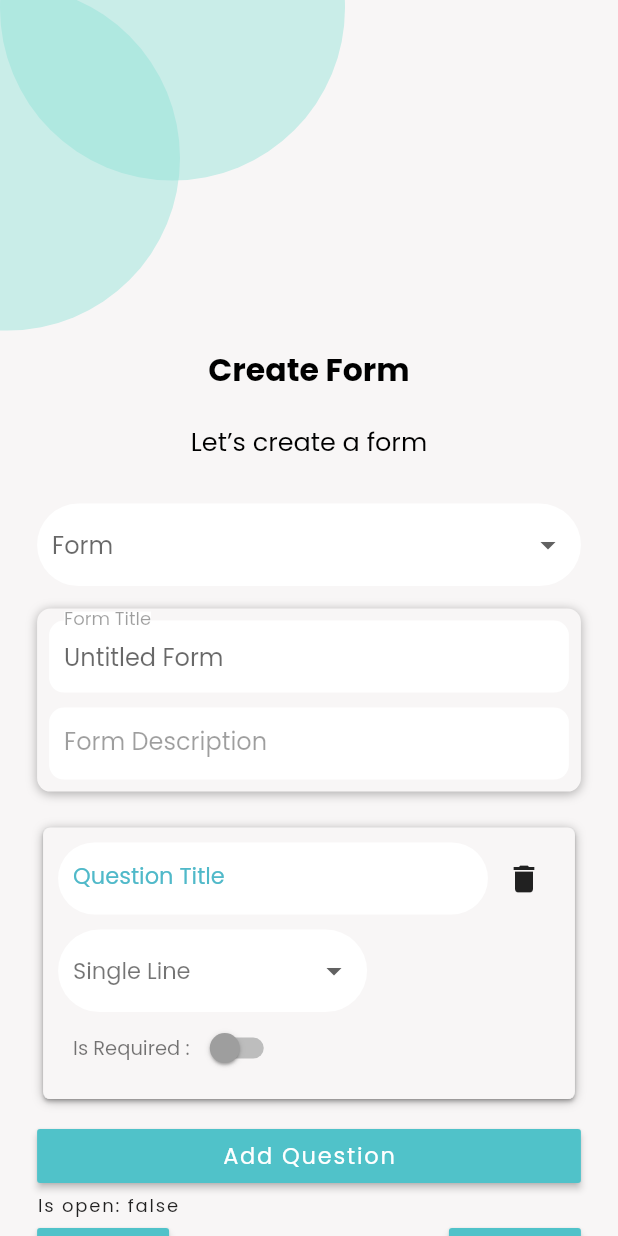
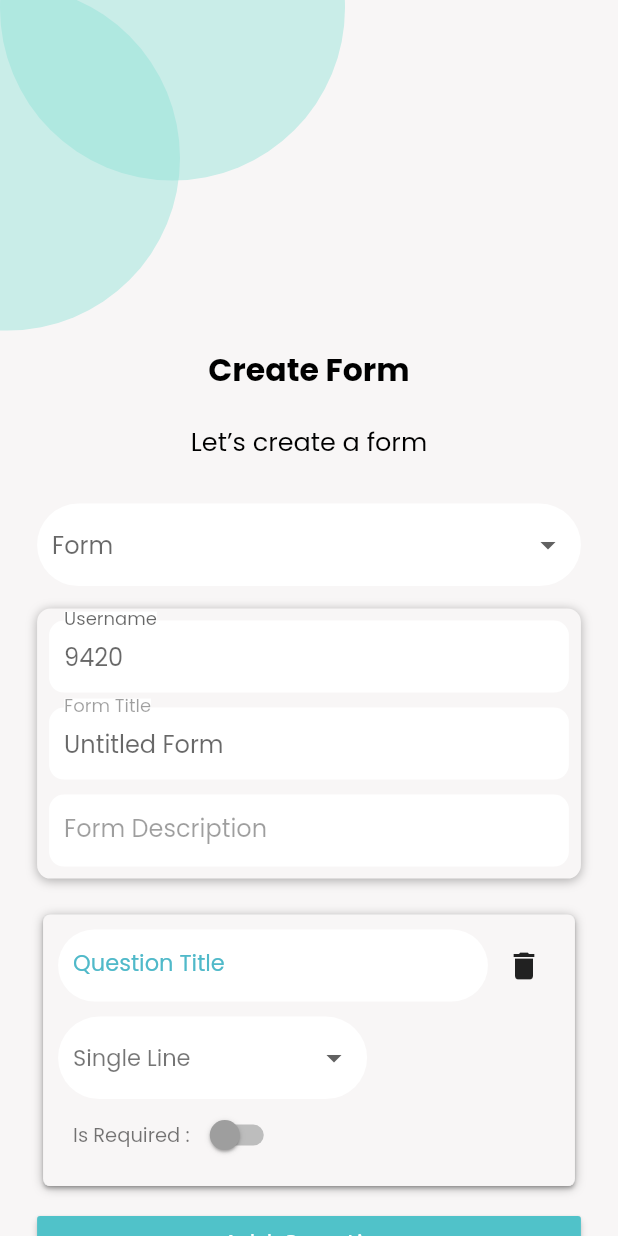
Before and after one commit to Crazzygamerr/SNDR, a Flutter app: the screen it shows after launch, swiped to page 4, on a phone screen of 412 x 824 dp. Run offline on Flutter 3.47's test engine with Material 2 defaults, Android fonts, the phone set to English and light mode, and no system bars; our stand-ins replace camera, file_picker, open_filex, permission_handler, shared_preferences; missing offline and left inert: flutter_excel, nearby_connections.

Commit message:
feature: Change username

```diff
--- a/lib/NearbyService.dart
+++ b/lib/NearbyService.dart
@@ -51,7 +51,7 @@ class NearbyService with ChangeNotifier {
   // ExchangeType exchangeType = ExchangeType.none;
   bool isAdvertising = false, isDiscovering = false, isSharing = false;
   final Strategy strategy = Strategy.P2P_STAR;
-  final String userName = Random().nextInt(10000).toString();
+  String userName = Random().nextInt(10000).toString();
   String? uuid;
 
   Map<String, String> foundDevices = {};
--- a/lib/SampleCreate.dart
+++ b/lib/SampleCreate.dart
@@ -300,6 +300,36 @@ class SampleCreateState extends State<SampleCreate> {
                                     bottom: 8.0),
                                 child: Column(
                                   children: [
+                                    TextFormField(
+                                      decoration: const InputDecoration(
+                                        labelText: 'Username',
+                                        labelStyle: TextStyle(
+                                        backgroundColor: Colors.white,
+                                        fontFamily: 'Poppins'),
+
+                                    contentPadding:
+                                        EdgeInsets.symmetric(
+                                            horizontal: 10,
+                                            vertical: 5),
+                                    border: OutlineInputBorder(
+                                      borderRadius: BorderRadius.all(
+                                          Radius.circular(10.0)),
+                                      borderSide: BorderSide.none,
+                                    ),
+                                    focusedBorder: OutlineInputBorder(
+                                        borderRadius: BorderRadius.all(
+                                            Radius.circular(10.0)),
+                                        borderSide: BorderSide(
+                                            width: 2,
+                                            color: Color.fromARGB(
+                                                161, 80, 195, 201))),
+                                    filled: true,
+                                    fillColor: Colors.white,
+                                      ),
+                                      initialValue: Provider.of<NearbyService>(context, listen: false).userName.toString(),
+                                      onChanged: (v) => Provider.of<NearbyService>(context, listen: false).userName=v,
+                                    ),
+                                    const SizedBox(height: 10),
                                     Focus(
                                         onFocusChange: (hasFocus) {
                                           setState(() => {
```
Also changed, not shown: 1 other file.
